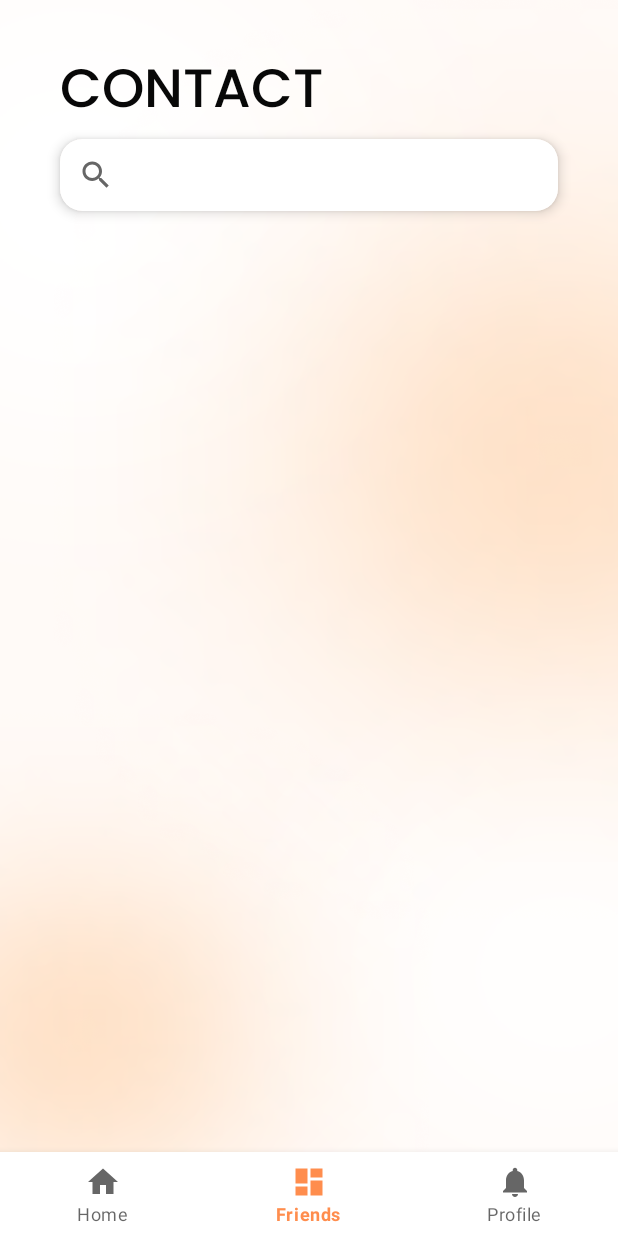
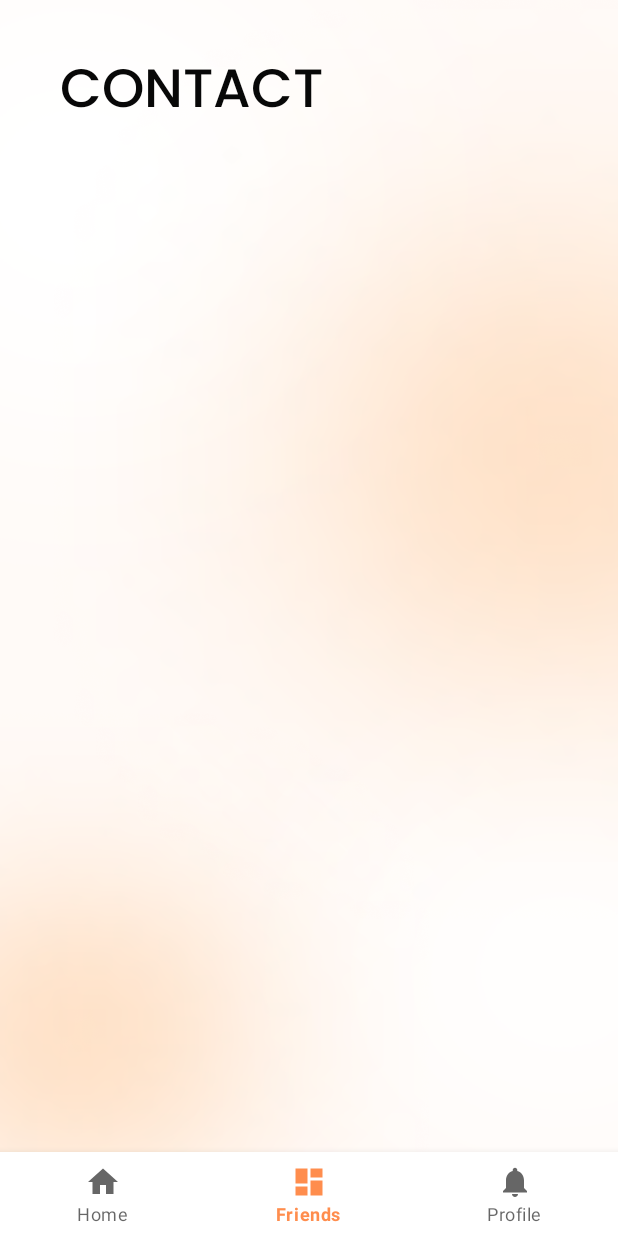
Before and after one commit to hrl-2024/FriendLink, an Android app: the FriendsFragment screen opened through its navigation route, on a phone screen of 412 x 824 dp. Run offline under Robolectric (Android 15) with nearby library versions, the phone set to English and light mode, and no system bars; our stand-ins replace Firebase (no records; nobody signed in at launch, a user with empty details on screens opened directly), navigation-ui; pictures from the network do not load; Roboto replaces fonts that are not available here; 5 statements that could not run were skipped.

Commit message:
Removed search bar on contact page

```diff
--- a/app/src/main/res/layout/fragment_friends.xml
+++ b/app/src/main/res/layout/fragment_friends.xml
@@ -20,27 +20,6 @@
         app:layout_constraintStart_toStartOf="parent"
         app:layout_constraintTop_toTopOf="parent" />
 
-    <androidx.cardview.widget.CardView
-        android:id="@+id/searchCardView"
-        android:layout_width="match_parent"
-        android:layout_height="wrap_content"
-        android:layout_marginStart="40dp"
-        android:layout_marginEnd="40dp"
-        app:cardBackgroundColor="@color/box_shadow"
-        app:cardCornerRadius="15dp"
-        app:cardElevation="5dp"
-        app:layout_constraintEnd_toEndOf="parent"
-        app:layout_constraintStart_toStartOf="parent"
-        app:layout_constraintTop_toBottomOf="@id/text_friends">
-
-        <SearchView
-            android:id="@+id/searchView"
-            android:layout_width="match_parent"
-            android:layout_height="wrap_content"
-            android:background="@color/white"
-            android:queryHint="Search..." />
-    </androidx.cardview.widget.CardView>
-
     <androidx.recyclerview.widget.RecyclerView
         android:id="@+id/friend_recycler_view"
         android:layout_width="match_parent"
@@ -52,7 +31,7 @@
         app:layout_constraintEnd_toEndOf="parent"
         app:layout_constraintHorizontal_bias="0.0"
         app:layout_constraintStart_toStartOf="parent"
-        app:layout_constraintTop_toBottomOf="@+id/searchCardView"
+        app:layout_constraintTop_toBottomOf="@+id/text_friends"
         app:layout_constraintVertical_bias="0.0"
         tools:listitem="@layout/list_item_friend" />
 
--- a/app/src/main/res/layout/list_item_message.xml
+++ b/app/src/main/res/layout/list_item_message.xml
@@ -14,6 +14,8 @@
     <androidx.constraintlayout.widget.ConstraintLayout
         android:id="@+id/constraintLayout"
         android:layout_width="match_parent"
+        android:layout_paddingRight="8dp"
+        android:layout_paddingLeft="8dp"
         android:layout_height="wrap_content">
 
     <ImageView
```
